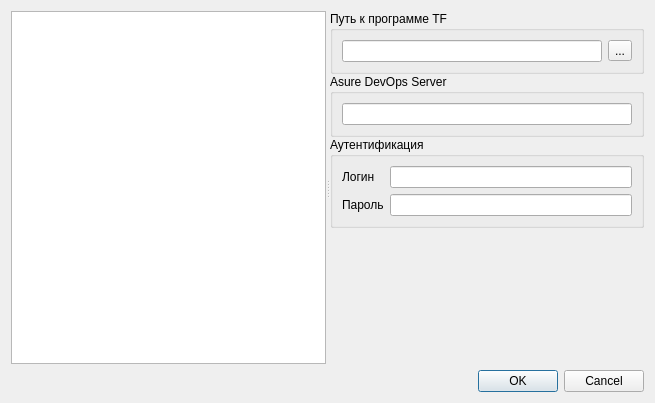
Old version of the form src/SettingsDialog.ui in the repository rnikbond/desktop_tfs.
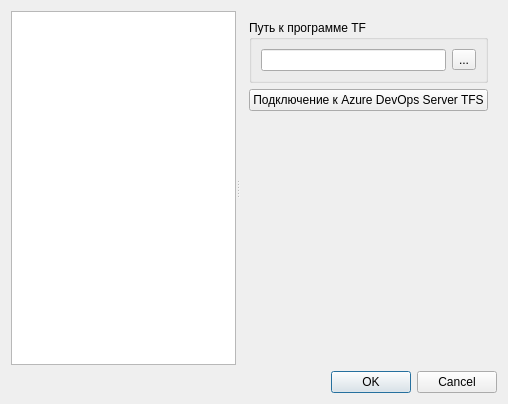
New version of the form.

Diff of the .ui file:
```diff
--- a/src/SettingsDialog.ui
+++ b/src/SettingsDialog.ui
@@ -6,14 +6,14 @@
    <rect>
     <x>0</x>
     <y>0</y>
-    <width>655</width>
-    <height>403</height>
+    <width>508</width>
+    <height>404</height>
    </rect>
   </property>
   <property name="windowTitle">
    <string>Dialog</string>
   </property>
-  <layout class="QVBoxLayout" name="verticalLayout_3">
+  <layout class="QVBoxLayout" name="verticalLayout_2">
    <item>
     <widget class="QSplitter" name="splitter">
      <property name="orientation">
@@ -25,22 +25,7 @@
        <number>0</number>
       </property>
       <widget class="QWidget" name="pageConfigTFS">
-       <layout class="QVBoxLayout" name="verticalLayout_2">
-        <property name="spacing">
-         <number>0</number>
-        </property>
-        <property name="leftMargin">
-         <number>0</number>
-        </property>
-        <property name="topMargin">
-         <number>0</number>
-        </property>
-        <property name="rightMargin">
-         <number>0</number>
-        </property>
-        <property name="bottomMargin">
-         <number>0</number>
-        </property>
+       <layout class="QVBoxLayout" name="verticalLayout">
         <item>
          <widget class="QGroupBox" name="binGBox">
           <property name="title">
@@ -61,44 +46,10 @@
          </widget>
         </item>
         <item>
-         <widget class="QGroupBox" name="serverGBox">
-          <property name="title">
-           <string>Asure DevOps Server</string>
+         <widget class="QPushButton" name="azureServerButton">
+          <property name="text">
+           <string>Подключение к Azure DevOps Server TFS</string>
           </property>
-          <layout class="QVBoxLayout" name="verticalLayout">
-           <item>
-            <widget class="QLineEdit" name="collectionEdit"/>
-           </item>
-          </layout>
-         </widget>
-        </item>
-        <item>
-         <widget class="QGroupBox" name="authGBox">
-          <property name="title">
-           <string>Аутентификация</string>
-          </property>
-          <layout class="QGridLayout" name="gridLayout">
-           <item row="0" column="0">
-            <widget class="QLabel" name="loginLabel">
-             <property name="text">
-              <string>Логин</string>
-             </property>
-            </widget>
-           </item>
-           <item row="0" column="1">
-            <widget class="QLineEdit" name="loginEdit"/>
-           </item>
-           <item row="1" column="0">
-            <widget class="QLabel" name="passwordLabel">
-             <property name="text">
-              <string>Пароль</string>
-             </property>
-            </widget>
-           </item>
-           <item row="1" column="1">
-            <widget class="QLineEdit" name="passwordEdit"/>
-           </item>
-          </layout>
          </widget>
         </item>
         <item>
```
Left out of the diff: 36 changed lines with no effect on the pictures.
